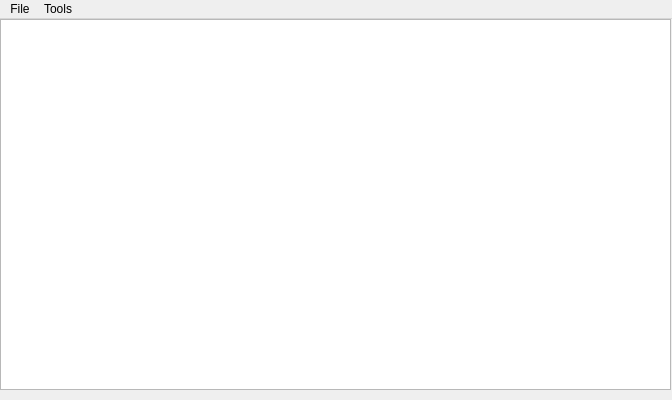
First picture: the form in interface/main.ui, repository Toyz/IMVU-CFL-Reader, before the edit.
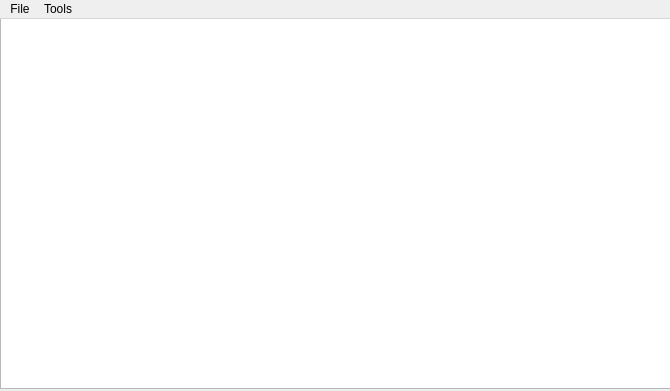
Second picture: the form after the edit.

Patch:
```diff
--- a/interface/main.ui
+++ b/interface/main.ui
@@ -6,8 +6,8 @@
    <rect>
     <x>0</x>
     <y>0</y>
-    <width>672</width>
-    <height>400</height>
+    <width>670</width>
+    <height>391</height>
    </rect>
   </property>
   <property name="contextMenuPolicy">
@@ -24,7 +24,7 @@
     <property name="geometry">
      <rect>
       <x>0</x>
-      <y>0</y>
+      <y>-1</y>
       <width>671</width>
       <height>371</height>
      </rect>
@@ -36,7 +36,7 @@
     <rect>
      <x>0</x>
      <y>0</y>
-     <width>672</width>
+     <width>670</width>
      <height>21</height>
     </rect>
    </property>
```
Left out of the diff: 3 changed lines with no effect on the pictures.
